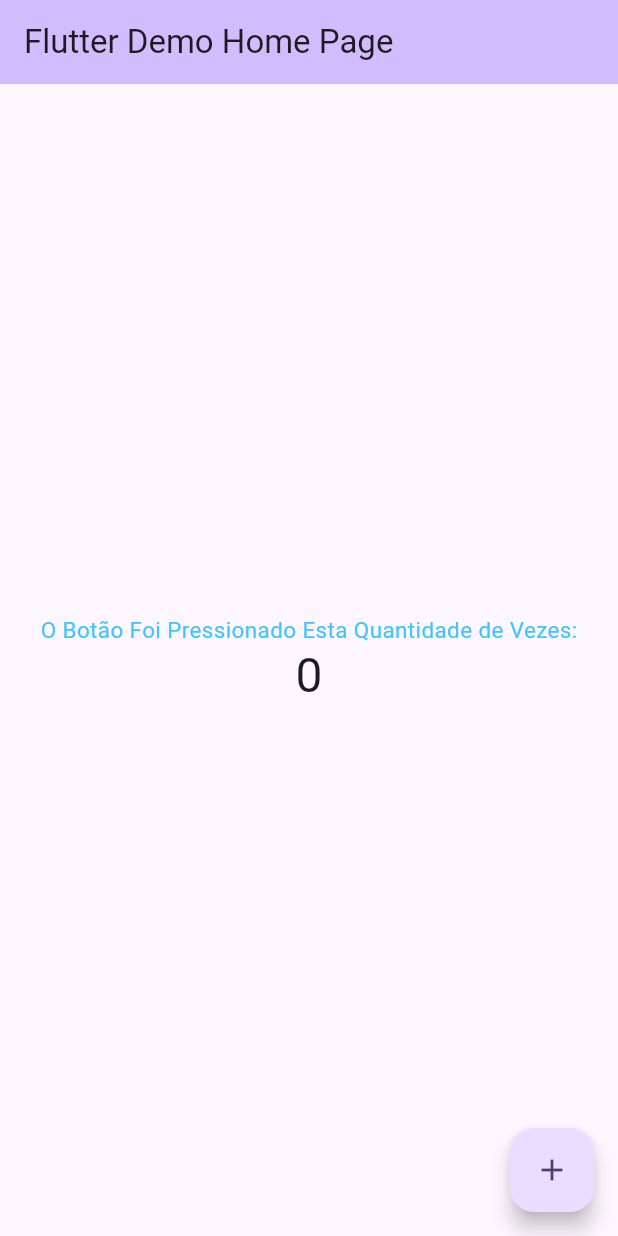
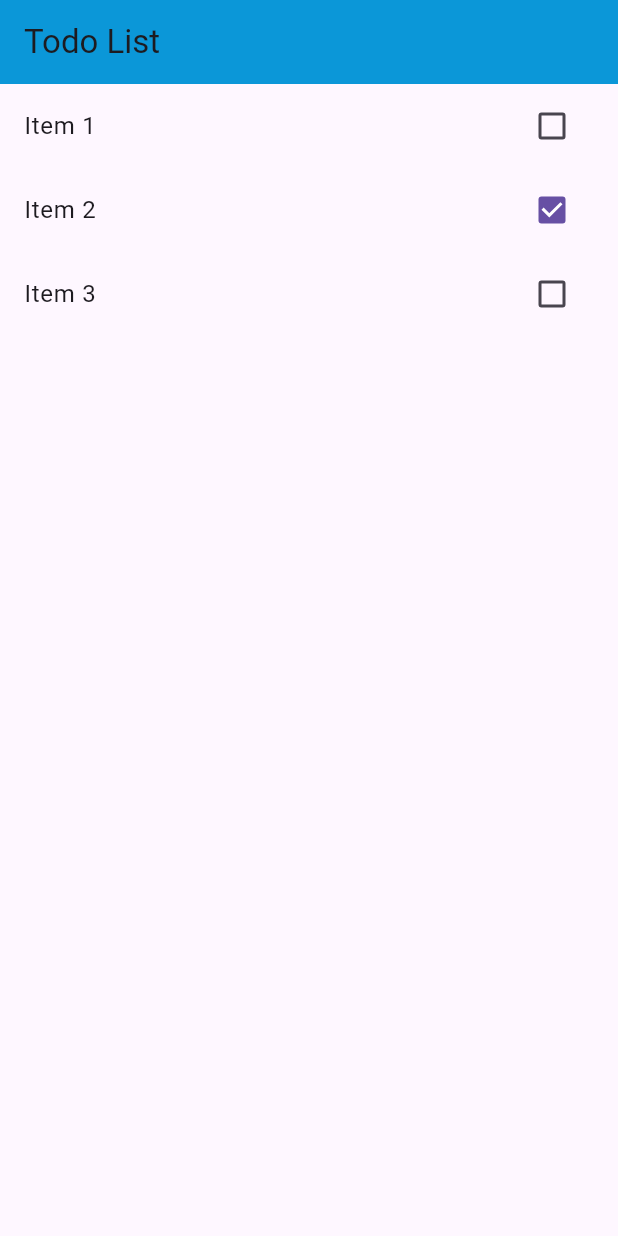
Before and after one commit to mhaffz/firstappflutter, a Flutter app: the screen it shows after launch, on a phone screen of 412 x 824 dp. Run offline on Flutter 3.47's test engine with Material 3 defaults, Android fonts, the phone set to English and light mode, and no system bars.

Commit message:
feat: initial todo-list implementation

```diff
--- a/lib/main.dart
+++ b/lib/main.dart
@@ -1,122 +1,62 @@
+// ignore_for_file: avoid_unnecessary_containers
+
 import 'package:flutter/material.dart';
+import 'package:todolist/models/item.dart';
 
-void main() {
-  runApp(const MyApp());
-}
+void main() => runApp(App());
 
-class MyApp extends StatelessWidget {
-  const MyApp({super.key});
+class App extends StatelessWidget {
+  const App({super.key});
 
-  // This widget is the root of your application.
   @override
   Widget build(BuildContext context) {
     return MaterialApp(
-      title: 'Flutter Demo',
-      theme: ThemeData(
-        // This is the theme of your application.
-        //
-        // TRY THIS: Try running your application with "flutter run". You'll see
-        // the application has a purple toolbar. Then, without quitting the app,
-        // try changing the seedColor in the colorScheme below to Colors.green
-        // and then invoke "hot reload" (save your changes or press the "hot
-        // reload" button in a Flutter-supported IDE, or press "r" if you used
-        // the command line to start the app).
-        //
-        // Notice that the counter didn't reset back to zero; the application
-        // state is not lost during the reload. To reset the state, use hot
-        // restart instead.
-        //
-        // This works for code too, not just values: Most code changes can be
-        // tested with just a hot reload.
-        colorScheme: ColorScheme.fromSeed(seedColor: Colors.deepPurple),
-      ),
-      home: const MyHomePage(title: 'Flutter Demo Home Page'),
+      title: 'Todo App',
+      debugShowCheckedModeBanner: false,
+      theme: ThemeData(primarySwatch: Colors.blue),
+      home: HomePage(),
     );
   }
 }
 
-class MyHomePage extends StatefulWidget {
-  const MyHomePage({super.key, required this.title});
+class HomePage extends StatefulWidget {
+  var items = <Item>[];
 
-  // This widget is the home page of your application. It is stateful, meaning
-  // that it has a State object (defined below) that contains fields that affect
-  // how it looks.
-
-  // This class is the configuration for the state. It holds the values (in this
-  // case the title) provided by the parent (in this case the App widget) and
-  // used by the build method of the State. Fields in a Widget subclass are
-  // always marked "final".
-
-  final String title;
-
-  @override
-  State<MyHomePage> createState() => _MyHomePageState();
-}
-
-class _MyHomePageState extends State<MyHomePage> {
-  int _counter = 0;
-
-  void _incrementCounter() {
-    setState(() {
-      // This call to setState tells the Flutter framework that something has
-      // changed in this State, which causes it to rerun the build method below
-      // so that the display can reflect the updated values. If we changed
-      // _counter without calling setState(), then the build method would not be
-      // called again, and so nothing would appear to happen.
-      _counter++;
-    });
+  HomePage() {
+    items = [];
+    items.add(Item(title: "Item 1", done: false));
+    items.add(Item(title: "Item 2", done: true));
+    items.add(Item(title: "Item 3", done: false));
   }
 
   @override
+  State<HomePage> createState() => _HomePageState();
+}
+
+class _HomePageState extends State<HomePage> {
+  @override
   Widget build(BuildContext context) {
-    // This method is rerun every time setState is called, for instance as done
-    // by the _incrementCounter method above.
-    //
-    // The Flutter framework has been optimized to make rerunning build methods
-    // fast, so that you can just rebuild anything that needs updating rather
-    // than having to individually change instances of widgets.
     return Scaffold(
       appBar: AppBar(
-        // TRY THIS: Try changing the color here to a specific color (to
-        // Colors.amber, perhaps?) and trigger a hot reload to see the AppBar
-        // change color while the other colors stay the same.
-        backgroundColor: Theme.of(context).colorScheme.inversePrimary,
-        // Here we take the value from the MyHomePage object that was created by
-        // the App.build method, and use it to set our appbar title.
-        title: Text(widget.title),
+        title: Text("Todo List"),
+        backgroundColor: const Color(0xFF0B97D8),
       ),
-      body: Center(
-        // Center is a layout widget. It takes a single child and positions it
-        // in the middle of the parent.
-        child: Column(
-          // Column is also a layout widget. It takes a list of children and
-          // arranges them vertically. By default, it sizes itself to fit its
-          // children horizontally, and tries to be as tall as its parent.
-          //
-          // Column has various properties to control how it sizes itself and
-          // how it positions its children. Here we use mainAxisAlignment to
-          // center the children vertically; the main axis here is the vertical
-          // axis because Columns are vertical (the cross axis would be
-          // horizontal).
-          //
-          // TRY THIS: Invoke "debug painting" (choose the "Toggle Debug Paint"
-          // action in the IDE, or press "p" in the console), to see the
-          // wireframe for each widget.
-          mainAxisAlignment: MainAxisAlignment.center,
-          children: <Widget>[
-            const Text(
-              'O Botão Foi Pressionado Esta Quantidade de Vezes:',
-              style: TextStyle(color: Colors.lightBlueAccent, fontSize: 15.0),
-            ),
-            Text('$_counter', style: Theme.of(context).textTheme.headlineLarge),
-          ],
-        ),
+      body: ListView.builder(
+        itemCount: widget.items.length,
+        itemBuilder: (BuildContext ctxt, int index) {
+          final item = widget.items[index];
+          return CheckboxListTile(
+            title: Text(item.title),
+            key: Key(item.title),
+            value: item.done,
+            onChanged: (value) {
+              setState(() {
+                item.done = value ?? false;
+              });
+            },
+          );
+        },
       ),
-      floatingActionButton: FloatingActionButton(
-        onPressed: _incrementCounter,
-        tooltip: 'Increment',
-        child: const Icon(Icons.add),
-      ), // This trailing comma makes auto-formatting nicer for build methods.
     );
   }
 }
--- /dev/null
+++ b/lib/models/item.dart
@@ -0,0 +1,17 @@
+class Item {
+  String title;
+  bool done;
+
+  Item({required this.title, required this.done});
+
+  factory Item.fromJson(Map<String, dynamic> json) {
+    return Item(title: json['title'], done: json['done']);
+  }
+
+  Map<String, dynamic> toJson() {
+    final Map<String, dynamic> data = new Map<String, dynamic>();
+    data['title'] = this.title;
+    data['done'] = this.done;
+    return data;
+  }
+}
--- a/pubspec.yaml
+++ b/pubspec.yaml
@@ -1,5 +1,5 @@
-name: flutterapp
-description: "A new Flutter project."
+name: todolist
+description: "A Todo List App"
 # The following line prevents the package from being accidentally published to
 # pub.dev using `flutter pub publish`. This is preferred for private packages.
 publish_to: 'none' # Remove this line if you wish to publish to pub.dev
```
